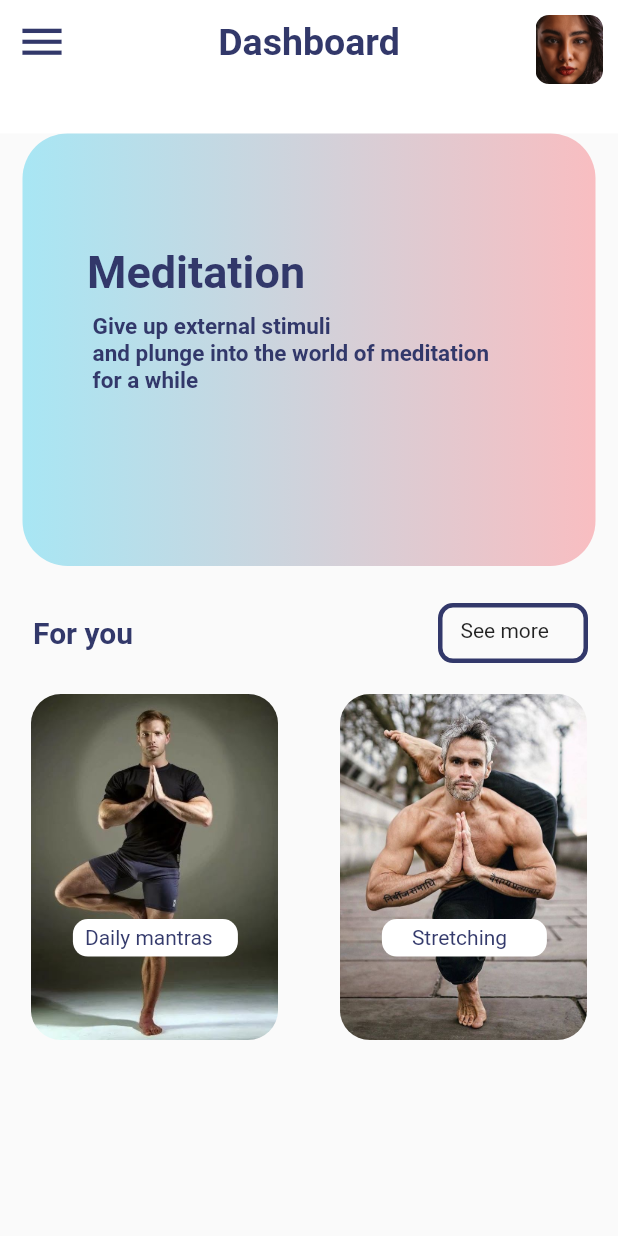
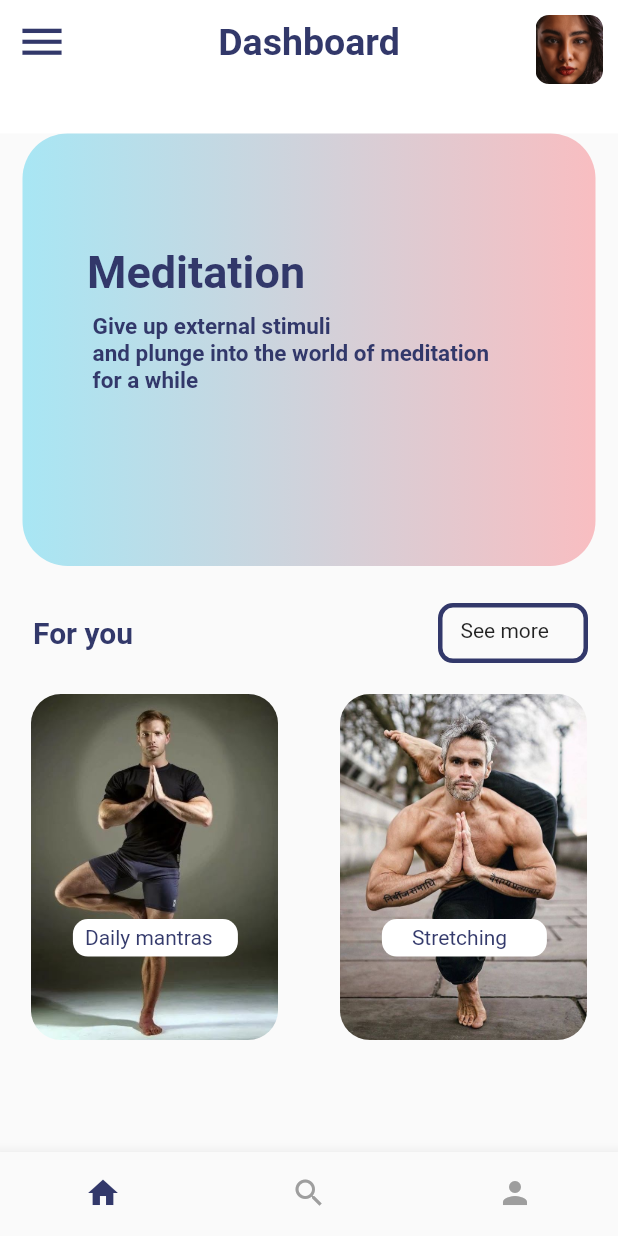
Before and after one commit to ankeet7x/mindfullnessapp, a Flutter app: the screen it shows after launch, on a phone screen of 412 x 824 dp. Run offline on Flutter 3.47's test engine with Material 2 defaults, Android fonts, the phone set to English and light mode, and no system bars.

Commit message:
Navigation bar added

```diff
--- a/lib/main.dart
+++ b/lib/main.dart
@@ -1,5 +1,6 @@
 import 'package:flutter/material.dart';
 
+import 'pages/bottomnav.dart';
 import 'pages/home.dart';
 
 void main() => runApp(MyApp());
@@ -10,7 +11,7 @@ class MyApp extends StatelessWidget {
     return MaterialApp(
       title: "MindFulness",
       debugShowCheckedModeBanner: false,
-      home: HomePage(),
+      home: BottomNav(),
     );
   }
 }
--- /dev/null
+++ b/lib/pages/bottomnav.dart
@@ -0,0 +1,46 @@
+import 'package:flutter/material.dart';
+import 'package:mindfulnessapp/components/colors.dart';
+
+import 'home.dart';
+import 'search.dart';
+import 'user.dart';
+
+class BottomNav extends StatefulWidget {
+  @override
+  _BottomNavState createState() => _BottomNavState();
+}
+
+class _BottomNavState extends State<BottomNav> {
+  int _currentIndex = 0;
+
+  void onItemTapped(int index) {
+    setState(() {
+      _currentIndex = index;
+    });
+  }
+
+  final List<Widget> _pageOptions = [HomePage(), SearchPage(), PersonPage()];
+
+  @override
+  Widget build(BuildContext context) {
+    return Scaffold(
+      body: _pageOptions[_currentIndex],
+      bottomNavigationBar: BottomNavigationBar(
+        onTap: onItemTapped,
+        selectedItemColor: primaryColor,
+        unselectedItemColor: Colors.grey,
+        type: BottomNavigationBarType.fixed,
+        showSelectedLabels: false,
+        showUnselectedLabels: false,
+        currentIndex: _currentIndex,
+        items: [
+          BottomNavigationBarItem(icon: Icon(Icons.home), title: Text("Home")),
+          BottomNavigationBarItem(
+              icon: Icon(Icons.search), title: Text("Search")),
+          BottomNavigationBarItem(
+              icon: Icon(Icons.person), title: Text("User")),
+        ],
+      ),
+    );
+  }
+}
```
Also changed, not shown: lib/pages/search.dart (added, +13 -0 lines), lib/pages/user.dart (added, +13 -0 lines).
